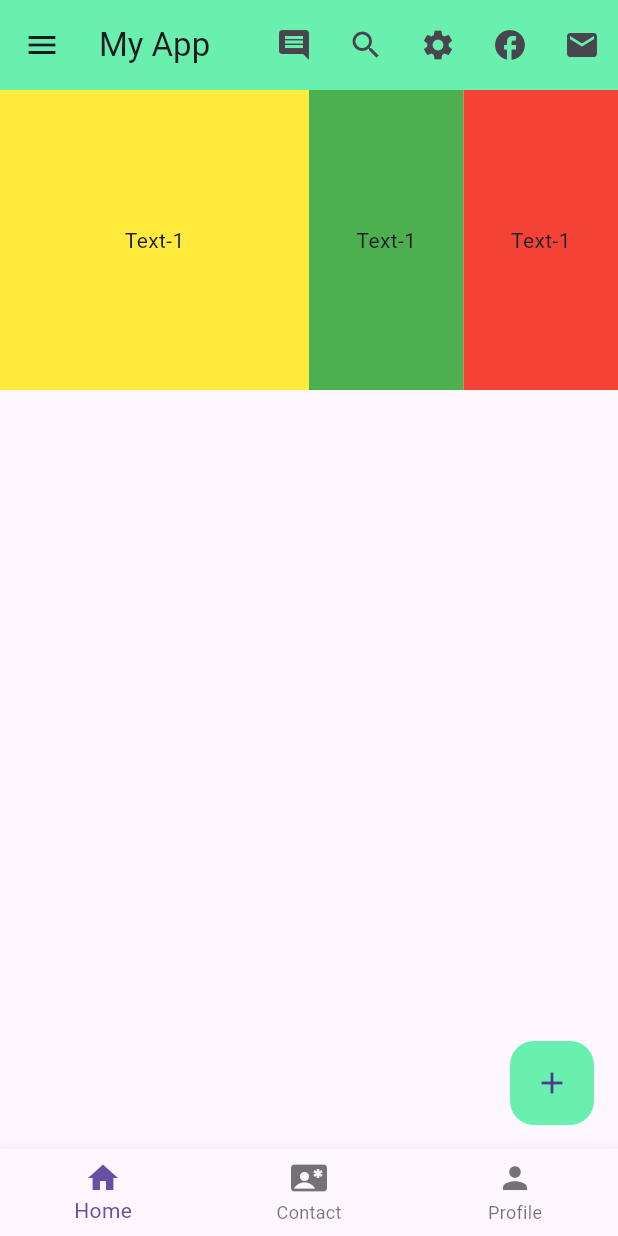
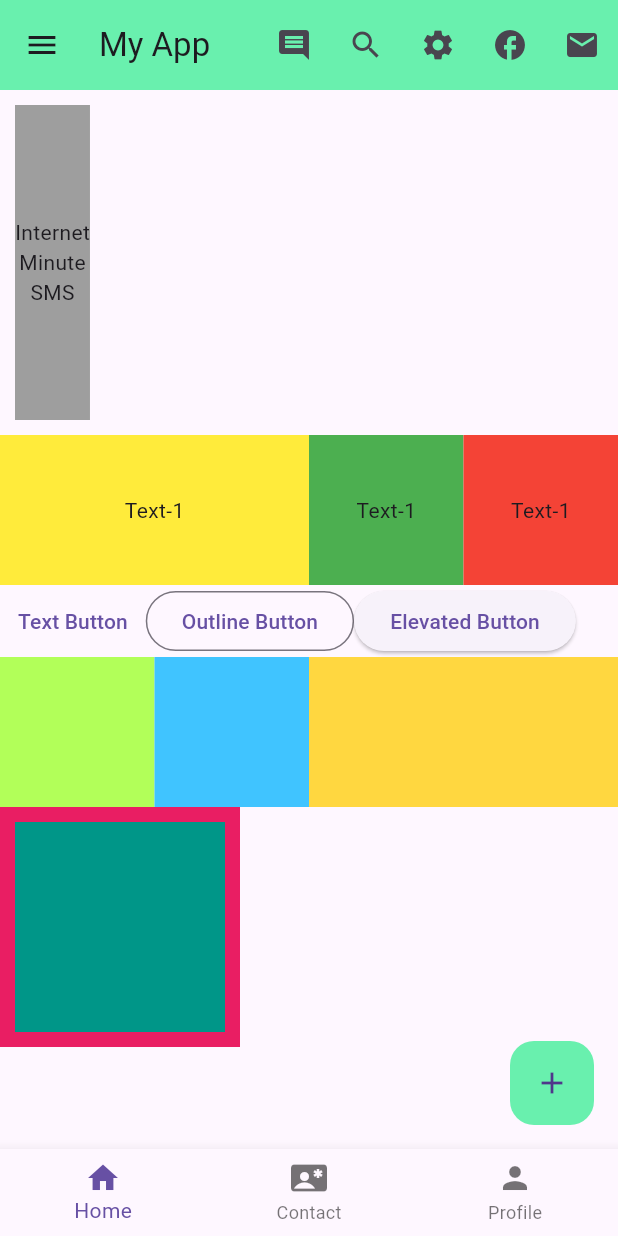
Before and after one commit to ShantoGUB567/Flutter, a Flutter app: the screen it shows after launch, on a phone screen of 412 x 824 dp. Run offline on Flutter 3.47's test engine with Material 3 defaults, Android fonts, the phone set to English and light mode, and no system bars.

Commit message:
Update file

```diff
--- a/new_app_1/lib/main.dart
+++ b/new_app_1/lib/main.dart
@@ -24,13 +24,18 @@
 }
 
 class HomeActivity extends StatelessWidget{
-  const HomeActivity({super.key});
+   HomeActivity({super.key});
 
   MySnackBar(massage, context){
     return ScaffoldMessenger.of(context).showSnackBar(
       SnackBar(content: Text(massage))
     );
   }
+
+   ButtonStyle buttonStyle=ElevatedButton.styleFrom(
+    padding: EdgeInsets.all(30),
+    backgroundColor: Colors.blue
+  ); //kaj kortece na
 
   @override
   Widget build(BuildContext context) {
@@ -55,27 +60,109 @@
 
 
     body: Container(
-      height: 200,
+      // height: 200,
+      child: Column(
+        children: [
+          Row(
+            children: [
+              Container(
+                height: 210,
+                color: Colors.grey,
+                margin: EdgeInsets.all(10),
                 child: Row(
+                  children: [
+                    Column(
+                      mainAxisAlignment: MainAxisAlignment.center,
+                      crossAxisAlignment: CrossAxisAlignment.center,
+                      children: [
+                        Row(children: [Text("Internet")],),
+                        Row(children: [Text("Minute")],),
+                        Row(children: [Text("SMS")],),
+                      ],
+                    ),
+                    Column(
+
+                    ),
+                  ],
+                ),
+              )
+            ],
+          ),
+
+          Row(),
+          Row(),
+          Row(
             children: [
               Expanded(
                 flex: 4,
                   child: Container(
+                    height: 100,
                   color: Colors.yellow,
                   alignment: Alignment.center,
                   child: Text("Text-1"))),
               Expanded(
                   flex: 2,
                   child: Container(
+                      height: 100,
                   color: Colors.green,
                   alignment: Alignment.center,
                   child: Text("Text-1"))),
               Expanded(
                   flex: 2,
                   child: Container(
+                      height: 100,
                   color: Colors.red,
                   alignment: Alignment.center,
                   child: Text("Text-1"))),
+
+            ],
+          ),
+
+          Row(
+            children: [
+              TextButton(onPressed: (){MySnackBar("This is Text Button", context);}, child: Text("Text Button")),
+              OutlinedButton(onPressed: (){MySnackBar("This is Outline Button", context);}, child: Text("Outline Button")),
+              ElevatedButton(onPressed: (){MySnackBar("This is Elevated Button", context);}, child: Text("Elevated Button")),
+            ],
+          ),
+
+          Row(
+            children: [
+              Expanded(
+                flex: 1,
+                child: Container(
+                  height: 100,
+                  color: Colors.lightGreenAccent,
+                ),
+              ),
+              Expanded(
+                flex: 1,
+                child: Container(
+                  height: 100,
+                  color: Colors.lightBlueAccent,
+                ),
+              ),
+              Expanded(
+                flex: 2,
+                child: Container(
+                  height: 100,
+                  color: Colors.amberAccent,
+                ),
+              ),
+
+            ],
+          ),
+
+          Row(children: [Container(
+            alignment: Alignment.center,
+            child: Stack(
+              alignment: Alignment.center ,
+              children: [
+                Container(height: 160, width: 160, color: Colors.pink,),
+                Container(height: 140, width: 140, margin: EdgeInsets.all(10), color: Colors.teal,),
+              ],
+            ),
+          )],),
 
         ],
       ),
```
Lines whose indentation alone changed are shown as unchanged.
